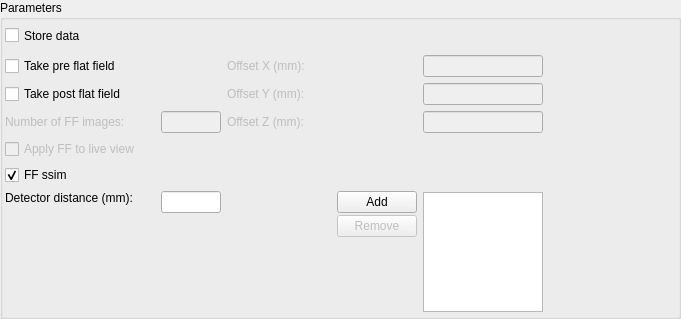
First picture: the form in gui/ui_files/xray_imaging_parameters_widget_layout.ui, repository mxcube/mxcubeqt, before the edit.
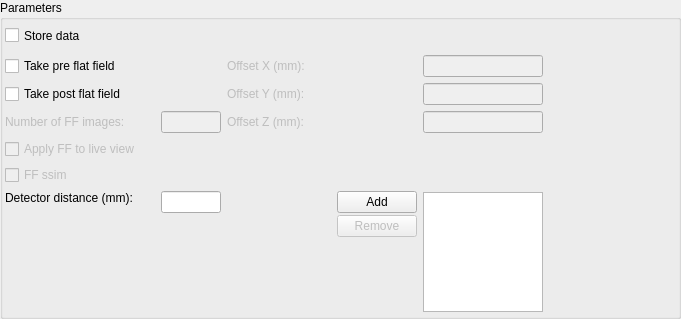
Second picture: the form after the edit.

Patch:
```diff
--- a/gui/ui_files/xray_imaging_parameters_widget_layout.ui
+++ b/gui/ui_files/xray_imaging_parameters_widget_layout.ui
@@ -380,11 +380,14 @@
         </item>
         <item row="5" column="0">
          <widget class="QCheckBox" name="ff_ssim_cbox">
+          <property name="enabled">
+           <bool>false</bool>
+          </property>
           <property name="text">
            <string>FF ssim</string>
           </property>
           <property name="checked">
-           <bool>true</bool>
+           <bool>false</bool>
           </property>
          </widget>
         </item>
```
